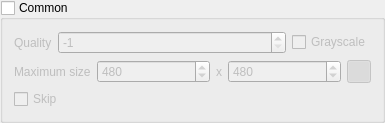
Before: the Qt Designer form src/home/tool/fb2cut/ImageSettingsWidget.ui in heimdallr/books, drawn with Qt 5.
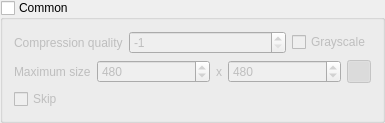
After: the same form once the commit is applied. Icons and pictures are not drawn.

Diff of the .ui file:
```diff
--- a/src/home/tool/fb2cut/ImageSettingsWidget.ui
+++ b/src/home/tool/fb2cut/ImageSettingsWidget.ui
@@ -25,7 +25,7 @@
      <item>
       <widget class="QLabel" name="labelQuality">
        <property name="text">
-        <string>Quality</string>
+        <string>Compression quality</string>
        </property>
       </widget>
      </item>
```
Left out of the diff: 2 changed lines with no effect on the pictures.
